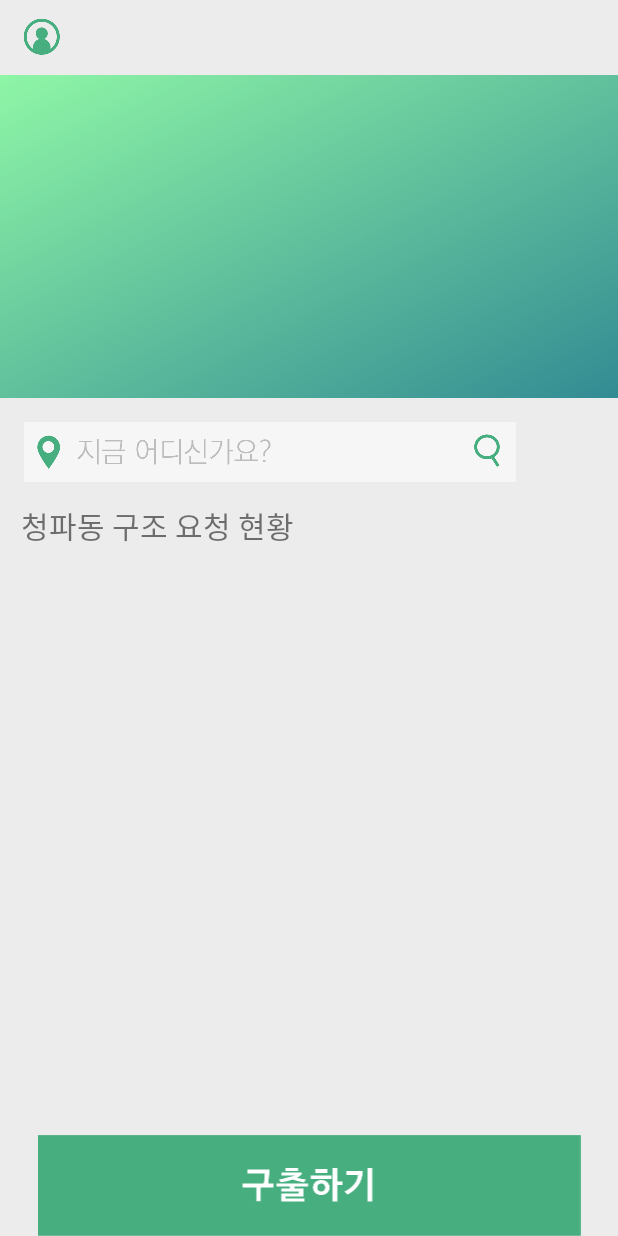
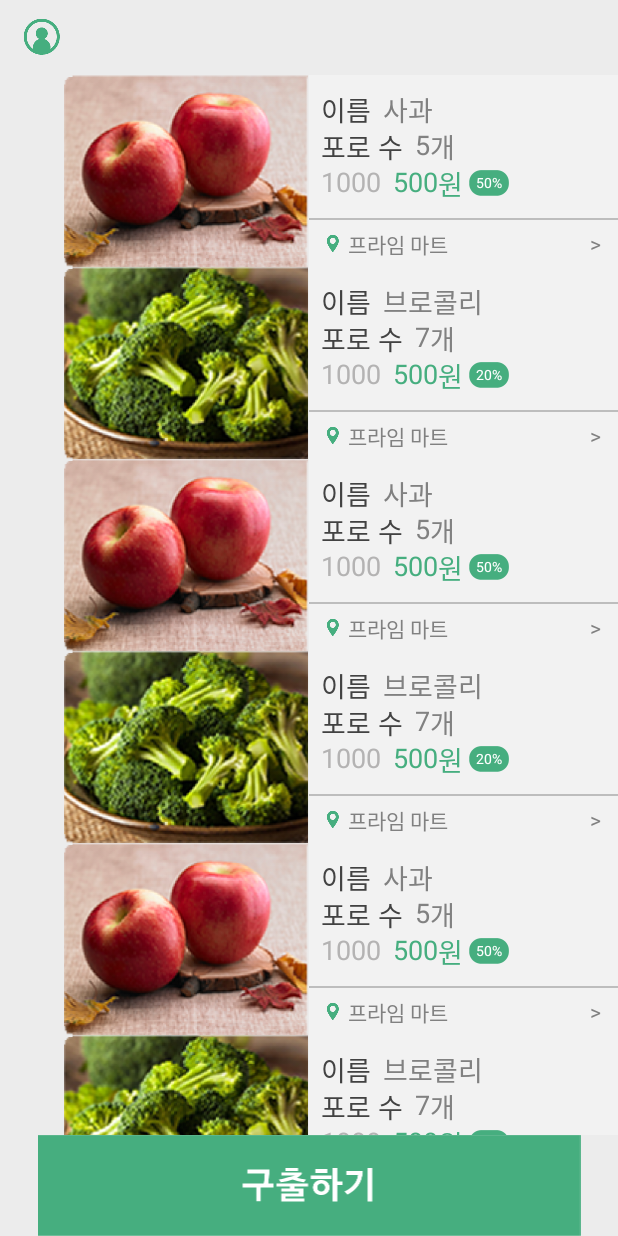
Before and after one commit to smwu-ssak/android, an Android app: the screen it shows after launch (MainActivity), on a phone screen of 412 x 824 dp. Run offline under Robolectric (Android 15) with nearby library versions, the phone set to English and light mode, and no system bars; 4 statements that could not run were skipped.

Commit message:
add MainProduct items

```diff
--- a/Seed/app/src/main/java/com/example/seed/MainActivity.java
+++ b/Seed/app/src/main/java/com/example/seed/MainActivity.java
@@ -1,34 +1,44 @@
 package com.example.seed;
 
 import androidx.appcompat.app.AppCompatActivity;
+import androidx.recyclerview.widget.LinearLayoutManager;
+import androidx.recyclerview.widget.RecyclerView;
 
 import android.os.Bundle;
+import android.util.Log;
 import android.widget.ImageView;
 import android.widget.ViewFlipper;
 
+import com.example.seed.data.MainProductData;
+
 import java.util.*;
 
+// Customized by SY
+
 public class MainActivity extends AppCompatActivity {
-
-    // Customized by SY
-
-    private ViewFlipper v_flipper;
 
     @Override
     protected void onCreate(Bundle savedInstanceState) {
         super.onCreate(savedInstanceState);
         setContentView(R.layout.activity_main);
 
+        setflipperView();
+        setProducts();
+    }
+
+    private ViewFlipper v_flipper;
+
+    public void setflipperView(){
         int images[] = {
                 R.drawable.main_swiping_box,
-                R.drawable.main_swiping_box,
+//                R.drawable.abc,
                 R.drawable.main_swiping_box
+//                R.drawable.abc
         };
         v_flipper = findViewById(R.id.main_act_img_slide);
         for(int image: images){
             flipperImages(image);
         }
-
     }
 
     public void flipperImages(int image){
@@ -43,4 +53,23 @@ public class MainActivity extends AppCompatActivity {
 //        v_flipper.setOutAnimation(this, android.R.anim.slide_in_left);
     }
 
+    public void setProducts() {
+        RecyclerView recyclerView = findViewById(R.id.rv_main);
+
+        ArrayList<MainProductData> data = new ArrayList<>();
+
+        data.add(new MainProductData(R.drawable.rv_main_apple, "사과", 5, 1000, 500, 50, "프라임마트"));
+        data.add(new MainProductData(R.drawable.rv_main_broccoli, "브로콜리", 7, 1000, 800, 20, "눈송마트"));
+        data.add(new MainProductData(R.drawable.rv_main_apple, "사과", 5, 1000, 500, 50, "프라임마트"));
+        data.add(new MainProductData(R.drawable.rv_main_broccoli, "브로콜리", 7, 1000, 800, 20, "눈송마트"));
+        data.add(new MainProductData(R.drawable.rv_main_apple, "사과", 5, 1000, 500, 50, "프라임마트"));
+        data.add(new MainProductData(R.drawable.rv_main_broccoli, "브로콜리", 7, 1000, 800, 20, "눈송마트"));
+
+        MainProductAdapter adapter = new MainProductAdapter(data);
+
+        recyclerView.setLayoutManager(new LinearLayoutManager(this, LinearLayoutManager.VERTICAL, false));
+        recyclerView.setAdapter(adapter);
+        //adapter.notifyDataSetChanged();
+    }
+
 }
--- /dev/null
+++ b/Seed/app/src/main/java/com/example/seed/MainProductAdapter.java
@@ -0,0 +1,90 @@
+package com.example.seed;
+
+import android.app.Activity;
+import android.view.LayoutInflater;
+import android.view.View;
+import android.view.ViewGroup;
+import android.widget.ImageView;
+import android.widget.TextView;
+
+import androidx.annotation.NonNull;
+import androidx.recyclerview.widget.RecyclerView;
+
+import com.example.seed.data.MainProductData;
+
+import java.util.ArrayList;
+
+// Customized by SY
+
+public class MainProductAdapter extends RecyclerView.Adapter<MainProductAdapter.MainProductViewHolder> {
+
+    ArrayList<MainProductData> items;
+
+    public MainProductAdapter(ArrayList<MainProductData> items) {
+        this.items = items;
+    }
+
+    @Override
+    public MainProductViewHolder onCreateViewHolder(ViewGroup viewGroup, int viewType) {
+        LayoutInflater inflater = LayoutInflater.from(viewGroup.getContext());
+        View itemView = inflater.inflate(R.layout.rv_item_main_products, viewGroup, false);
+        return new MainProductViewHolder(itemView);
+    }
+
+    @Override
+    public void onBindViewHolder(MainProductViewHolder viewHolder, int position) {
+        MainProductData item = items.get(position);
+        viewHolder.productImage.setImageResource(item.getImage());
+        viewHolder.productName.setText(item.getName());
+        viewHolder.productQuantity.setText(String.valueOf(item.getQuantity()));
+        viewHolder.productOriginPrice.setText(String.valueOf(item.getOriginPrice()));
+        viewHolder.productSalePrice.setText(String.valueOf(item.getSalePrice()));
+        viewHolder.productDiscount.setText(String.valueOf(item.getDiscount()));
+        viewHolder.productPlace.setText(item.getPlace());
+    }
+
+    @Override
+    public int getItemCount() {
+        if (items == null)
+            return 0;
+        return items.size();
+    }
+
+    public void addItem(MainProductData item){
+        items.add(item);
+    }
+
+    public void setItems(ArrayList<MainProductData> items){
+        this.items = items;
+    }
+
+    public MainProductData getItem(int position){
+        return items.get(position);
+    }
+
+    public void setItem(int position, MainProductData item){
+        items.set(position, item);
+    }
+
+    static class MainProductViewHolder extends RecyclerView.ViewHolder {
+        protected ImageView productImage;
+        protected TextView productName;
+        protected TextView productQuantity;
+        protected TextView productOriginPrice;
+        protected TextView productSalePrice;
+        protected TextView productDiscount;
+        protected TextView productPlace;
+
+        public MainProductViewHolder(View itemView) {
+            super(itemView);
+            productImage = itemView.findViewById(R.id.rv_item_main_products_image);
+            productName = itemView.findViewById(R.id.rv_item_main_products_name);
+            productQuantity = itemView.findViewById(R.id.rv_item_main_products_quantity);
+            productOriginPrice = itemView.findViewById(R.id.rv_item_main_products_price_origin);
+            productSalePrice = itemView.findViewById(R.id.rv_item_main_products_price_sale);
+            productDiscount = itemView.findViewById(R.id.rv_item_main_products_discount);
+            productPlace = itemView.findViewById(R.id.rv_item_main_products_place);
+        }
+    }
+
+}
--- /dev/null
+++ b/Seed/app/src/main/java/com/example/seed/data/MainProductData.java
@@ -0,0 +1,55 @@
+package com.example.seed.data;
+
+import android.graphics.drawable.Drawable;
+
+// Customized by SY
+
+public class MainProductData {
+
+    private int image;     // 추후 통신 시 자료형 수정할 것
+    private String name;
+    private int quantity;
+    private int originPrice;
+    private int salePrice;
+    private int discount;
+    private String place;
+
+    public MainProductData(int image, String name, int quantity, int originPrice, int salePrice, int discount, String place) {
+        this.image = image;
+        this.name = name;
+        this.quantity = quantity;
+        this.originPrice = originPrice;
+        this.salePrice = salePrice;
+        this.discount = discount;
+        this.place = place;
+    }
+
+    public int getImage() { return image; }
+
+    public String getName() { return name; }
+
+    public int getQuantity() { return quantity; }
+
+    public int getOriginPrice() { return originPrice; }
+
+    public int getSalePrice() { return salePrice; }
+
+    public int getDiscount() { return discount; }
+
+    public String getPlace() { return place; }
+
+    public void setImage(int image) { this.image = image; }
+
+    public void setName(String name) { this.name = name; }
+
+    public void setOriginPrice(int originPrice) { this.originPrice = originPrice; }
+
+    public void setQuantity(int quantity) { this.quantity = quantity; }
+
+    public void setSalePrice(int salePrice) { this.salePrice = salePrice; }
+
+    public void setDiscount(int discount) { this.discount = discount; }
+
+    public void setPlace(String place) { this.place = place; }
+
+}
```
